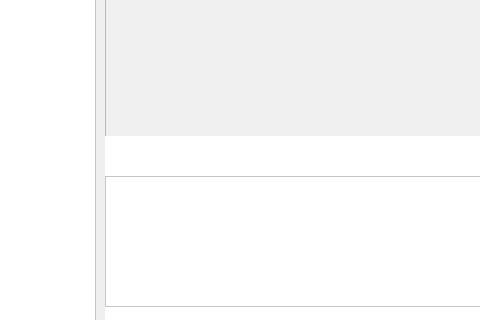
Above: chat_Client/mainwindow.ui from heluxi/Chat before the change; both pictures show x 315 to 795 and y 304 to 624 of the 1260 by 713 pixel window. Below: the same form after it.
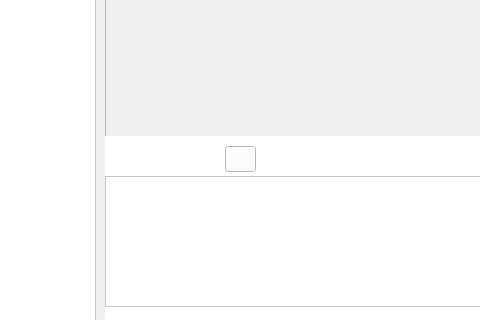
That is the form after the change. Icons and pictures are not drawn.

Commit message: tcpFilesocket类设计 服务器端设计 实现文件传输

Patch:
```diff
--- a/chat_Client/mainwindow.ui
+++ b/chat_Client/mainwindow.ui
@@ -103,26 +103,6 @@
 background-color: rgba(255, 255, 255, 0);</string>
        </property>
       </widget>
-      <widget class="QWidget" name="widget_14" native="true">
-       <property name="geometry">
-        <rect>
-         <x>115</x>
-         <y>9</y>
-         <width>41</width>
-         <height>31</height>
-        </rect>
-       </property>
-       <property name="minimumSize">
-        <size>
-         <width>41</width>
-         <height>31</height>
-        </size>
-       </property>
-       <property name="styleSheet">
-        <string notr="true">image: url(:/res/pic/文件夹.png);
-background-color: rgba(255, 255, 255, 0);</string>
-       </property>
-      </widget>
       <widget class="QWidget" name="widget_15" native="true">
        <property name="geometry">
         <rect>
@@ -143,6 +123,22 @@
 background-color: rgba(255, 255, 255, 0);</string>
        </property>
       </widget>
+      <widget class="QPushButton" name="fileButton">
+       <property name="geometry">
+        <rect>
+         <x>120</x>
+         <y>10</y>
+         <width>31</width>
+         <height>26</height>
+        </rect>
+       </property>
+       <property name="styleSheet">
+        <string notr="true">border-image: url(:/res/pic/文件夹.png);</string>
+       </property>
+       <property name="text">
+        <string/>
+       </property>
+      </widget>
      </widget>
      <widget class="QTextEdit" name="textEdit">
       <property name="geometry">
```
The commit also changes 8 other files.
